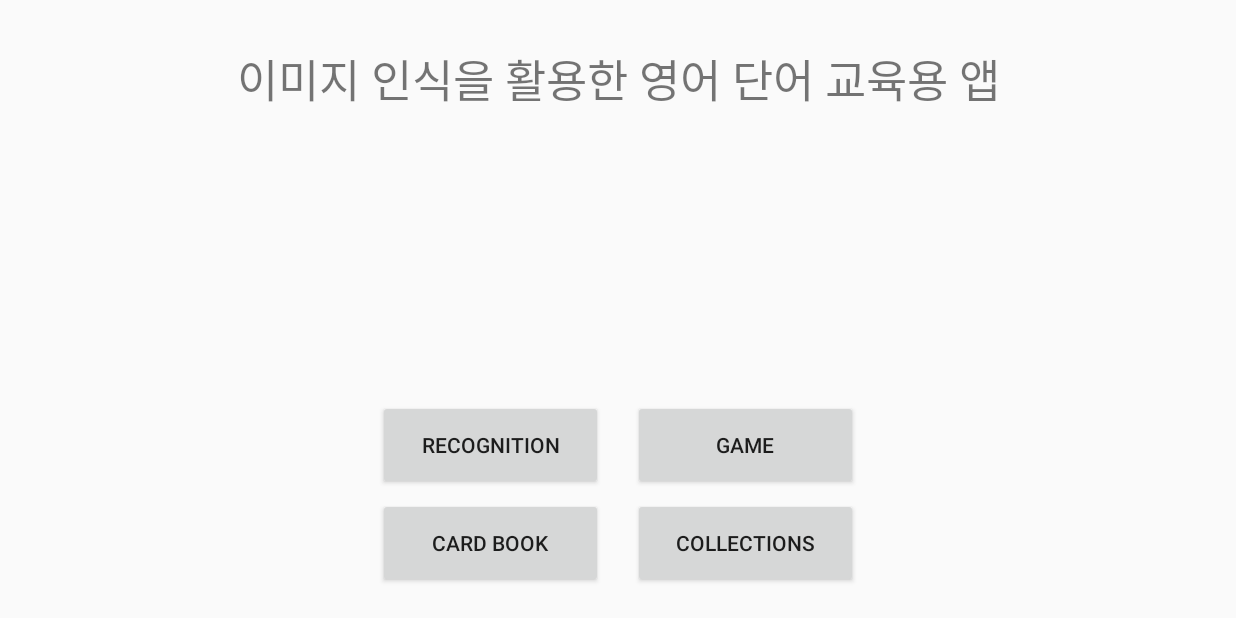
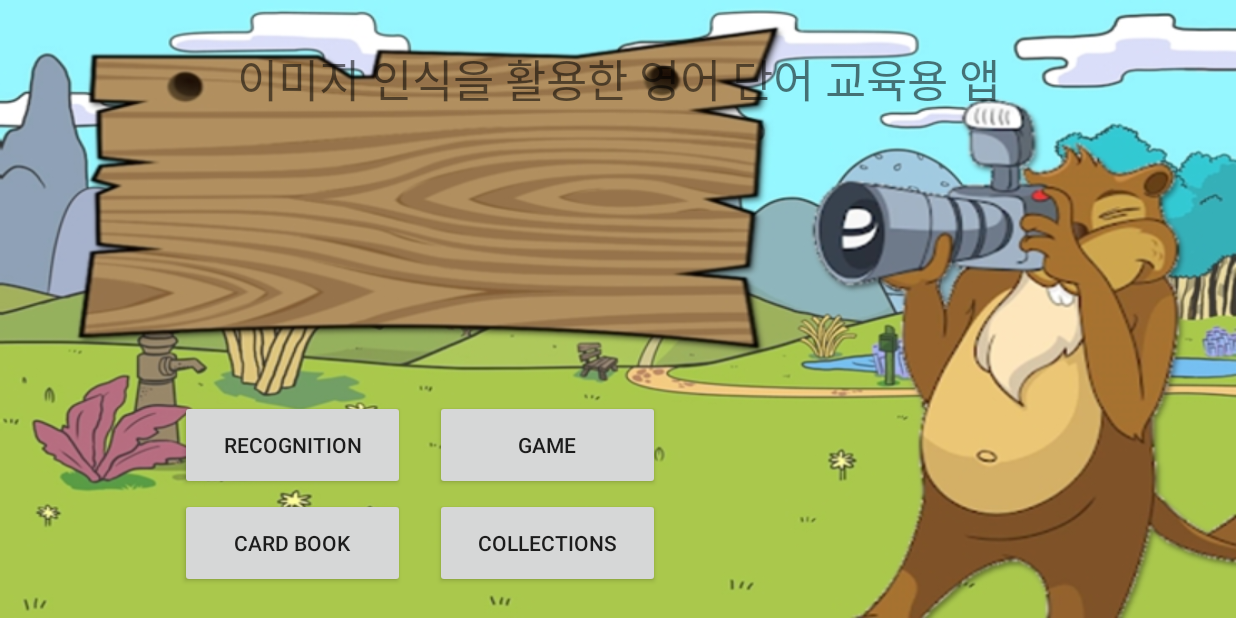
Before and after one commit to Onedelay/Alphago, an Android app: the screen it shows after launch (MainActivity), on a phone screen of 824 x 412 dp (held sideways). Run offline under Robolectric (Android 15) with nearby library versions, the phone set to English and light mode, and no system bars.

Commit message:
18.02.18 게임 이미지인식 학습 메인

```diff
--- a/app/src/main/java/com/alphago/alphago/activity/CardBookActivity.java
+++ b/app/src/main/java/com/alphago/alphago/activity/CardBookActivity.java
@@ -25,7 +25,7 @@ public class CardBookActivity extends NoStatusBarActivity {
         btnHome.setOnClickListener(new View.OnClickListener() {
             @Override
             public void onClick(View v) {
-                Toast.makeText(getBaseContext(), "홈 버튼 클릭", Toast.LENGTH_SHORT).show();
+                // Toast.makeText(getBaseContext(), "홈 버튼 클릭", Toast.LENGTH_SHORT).show();
                 Intent intent = new Intent(CardBookActivity.this, MainActivity.class);
                 startActivity(intent);
                 finish();
@@ -36,7 +36,7 @@ public class CardBookActivity extends NoStatusBarActivity {
         btnLearning.setOnClickListener(new View.OnClickListener() {
             @Override
             public void onClick(View v) {
-                Toast.makeText(getBaseContext(), "학습하기 버튼 클릭", Toast.LENGTH_SHORT).show();
+                // Toast.makeText(getBaseContext(), "학습하기 버튼 클릭", Toast.LENGTH_SHORT).show();
                 Intent intent = new Intent(CardBookActivity.this, WordLearningActivity.class);
                 startActivity(intent);
             }
@@ -46,7 +46,7 @@ public class CardBookActivity extends NoStatusBarActivity {
         btnTmp.setOnClickListener(new View.OnClickListener() {
             @Override
             public void onClick(View v) {
-                Toast.makeText(getBaseContext(), "사진 항목 클릭", Toast.LENGTH_SHORT).show();
+                // Toast.makeText(getBaseContext(), "사진 항목 클릭", Toast.LENGTH_SHORT).show();
                 Intent intent = new Intent(CardBookActivity.this, CardBookListActivity.class);
                 startActivity(intent);
             }
--- a/app/src/main/res/layout/activity_image_recognition.xml
+++ b/app/src/main/res/layout/activity_image_recognition.xml
@@ -54,7 +54,7 @@
         android:background="@drawable/button_learn"
         android:text="home"
         app:layout_constraintBottom_toBottomOf="@+id/image_recognition"
-        app:layout_constraintLeft_toRightOf="@id/btn_save"
+        app:layout_constraintLeft_toRightOf="@+id/btn_save"
         app:layout_constraintRight_toRightOf="@id/result_recog"
         app:layout_constraintTop_toBottomOf="@id/result_recog" />
 
--- a/app/src/main/res/layout/activity_main.xml
+++ b/app/src/main/res/layout/activity_main.xml
@@ -4,63 +4,64 @@
     xmlns:tools="http://schemas.android.com/tools"
     android:layout_width="match_parent"
     android:layout_height="match_parent"
+    android:background="@drawable/bg_main"
     tools:context="com.alphago.alphago.activity.MainActivity">
 
     <TextView
         android:layout_width="wrap_content"
         android:layout_height="wrap_content"
+        android:layout_marginTop="30dp"
+        android:gravity="center"
         android:text="이미지 인식을 활용한 영어 단어 교육용 앱"
         android:textSize="30sp"
-        android:gravity="center"
-        android:layout_marginTop="30dp"
-        app:layout_constraintTop_toTopOf="parent"
+        app:layout_constraintLeft_toLeftOf="parent"
         app:layout_constraintRight_toRightOf="parent"
-        app:layout_constraintLeft_toLeftOf="parent"/>
+        app:layout_constraintTop_toTopOf="parent" />
 
     <android.support.constraint.Guideline
         android:id="@+id/guideline"
         android:layout_width="wrap_content"
         android:layout_height="wrap_content"
         android:orientation="vertical"
-        app:layout_constraintGuide_percent="0.5" />
+        app:layout_constraintGuide_percent="0.34" />
 
     <Button
         android:id="@+id/btn_recognition"
         android:layout_width="150dp"
         android:layout_height="60dp"
+        android:layout_marginBottom="5dp"
+        android:layout_marginRight="10dp"
         android:text="Recognition"
-        app:layout_constraintRight_toLeftOf="@id/guideline"
         app:layout_constraintBottom_toTopOf="@+id/btn_card_book"
-        android:layout_marginRight="10dp"
-        android:layout_marginBottom="5dp"/>
+        app:layout_constraintRight_toLeftOf="@id/guideline" />
 
     <Button
         android:id="@+id/btn_game"
         android:layout_width="150dp"
         android:layout_height="60dp"
+        android:layout_marginBottom="5dp"
+        android:layout_marginLeft="10dp"
         android:text="Game"
-        app:layout_constraintLeft_toLeftOf="@id/guideline"
         app:layout_constraintBottom_toTopOf="@+id/btn_collection"
-        android:layout_marginLeft="10dp"
-        android:layout_marginBottom="5dp"/>
+        app:layout_constraintLeft_toLeftOf="@id/guideline" />
 
     <Button
         android:id="@+id/btn_card_book"
         android:layout_width="150dp"
         android:layout_height="60dp"
+        android:layout_marginRight="10dp"
         android:text="Card book"
-        app:layout_constraintRight_toLeftOf="@id/guideline"
         app:layout_constraintBottom_toBottomOf="@id/btn_collection"
-        android:layout_marginRight="10dp"/>
+        app:layout_constraintRight_toLeftOf="@id/guideline" />
 
     <Button
         android:id="@+id/btn_collection"
         android:layout_width="150dp"
         android:layout_height="60dp"
+        android:layout_marginBottom="20dp"
+        android:layout_marginLeft="10dp"
         android:text="Collections"
-        app:layout_constraintLeft_toLeftOf="@id/guideline"
         app:layout_constraintBottom_toBottomOf="parent"
-        android:layout_marginBottom="20dp"
-        android:layout_marginLeft="10dp"/>
+        app:layout_constraintLeft_toLeftOf="@id/guideline" />
 
 </android.support.constraint.ConstraintLayout>
```
Also changed, not shown: app/src/main/res/drawable/bg_main.jpg (added).
